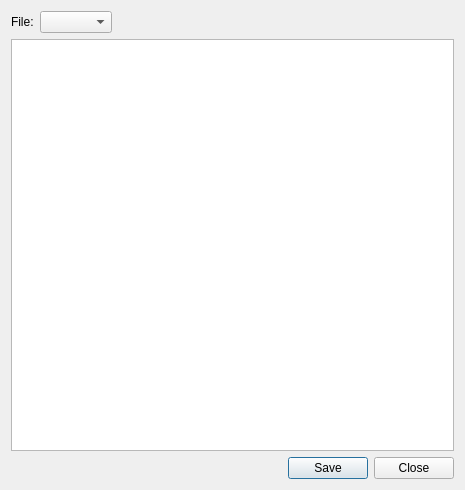
Giswater/giswater_qgis_plugin, file core/ui/menu/load_menu.ui: the form before one commit.
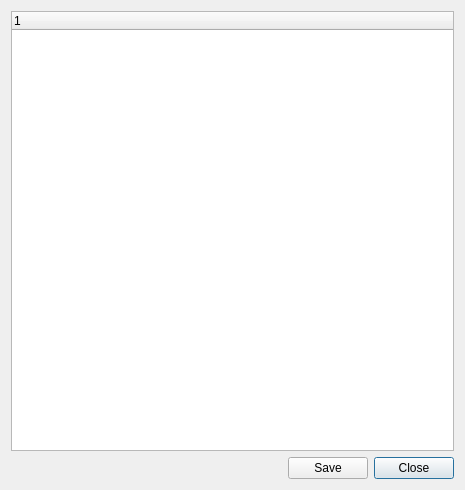
The form after the commit.

Commit message: Enhancement: giswater menu, add shortcut keys and manage config files with tree widget (wip)

```diff
--- a/core/ui/menu/load_menu.ui
+++ b/core/ui/menu/load_menu.ui
@@ -14,21 +14,21 @@
    <string>Dialog</string>
   </property>
   <layout class="QGridLayout" name="gridLayout_2">
-   <item row="2" column="1">
-    <widget class="QPushButton" name="btn_save">
-     <property name="text">
-      <string>Save</string>
-     </property>
-    </widget>
-   </item>
-   <item row="2" column="2">
+   <item row="1" column="2">
     <widget class="QPushButton" name="btn_close">
      <property name="text">
       <string>Close</string>
      </property>
     </widget>
    </item>
-   <item row="2" column="0">
+   <item row="1" column="1">
+    <widget class="QPushButton" name="btn_save">
+     <property name="text">
+      <string>Save</string>
+     </property>
+    </widget>
+   </item>
+   <item row="1" column="0">
     <spacer name="horizontalSpacer_2">
      <property name="orientation">
       <enum>Qt::Horizontal</enum>
@@ -41,35 +41,14 @@
      </property>
     </spacer>
    </item>
-   <item row="1" column="0" colspan="3">
-    <widget class="QTableWidget" name="tbl_config_files"/>
-   </item>
-   <item row="0" column="0" colspan="2">
-    <layout class="QGridLayout" name="gridLayout">
-     <item row="0" column="2">
-      <spacer name="horizontalSpacer">
-       <property name="orientation">
-        <enum>Qt::Horizontal</enum>
-       </property>
-       <property name="sizeHint" stdset="0">
-        <size>
-         <width>40</width>
-         <height>20</height>
-        </size>
-       </property>
-      </spacer>
-     </item>
-     <item row="0" column="1">
-      <widget class="QComboBox" name="cmb_config_files"/>
-     </item>
-     <item row="0" column="0">
-      <widget class="QLabel" name="label">
-       <property name="text">
-        <string>File:</string>
-       </property>
-      </widget>
-     </item>
-    </layout>
+   <item row="0" column="0" colspan="3">
+    <widget class="QTreeWidget" name="tree_config_files">
+     <column>
+      <property name="text">
+       <string notr="true">1</string>
+      </property>
+     </column>
+    </widget>
    </item>
   </layout>
  </widget>
```
The commit also changes 13 other files.
